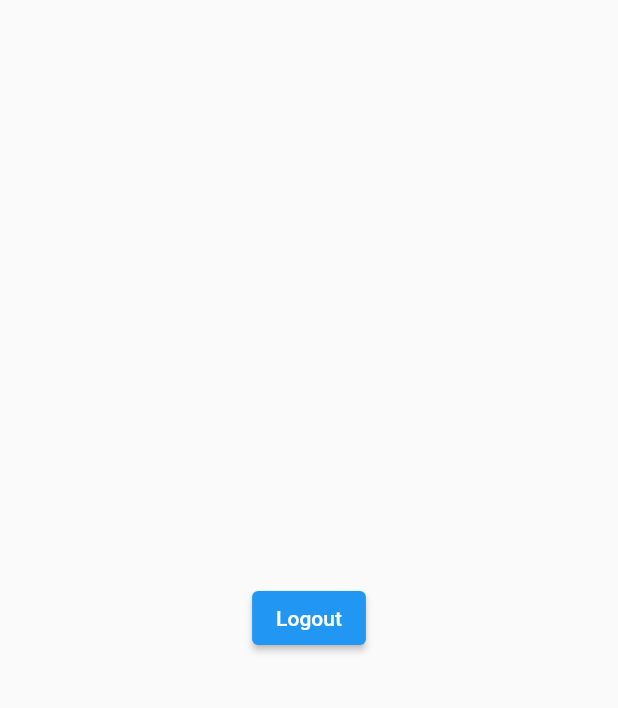
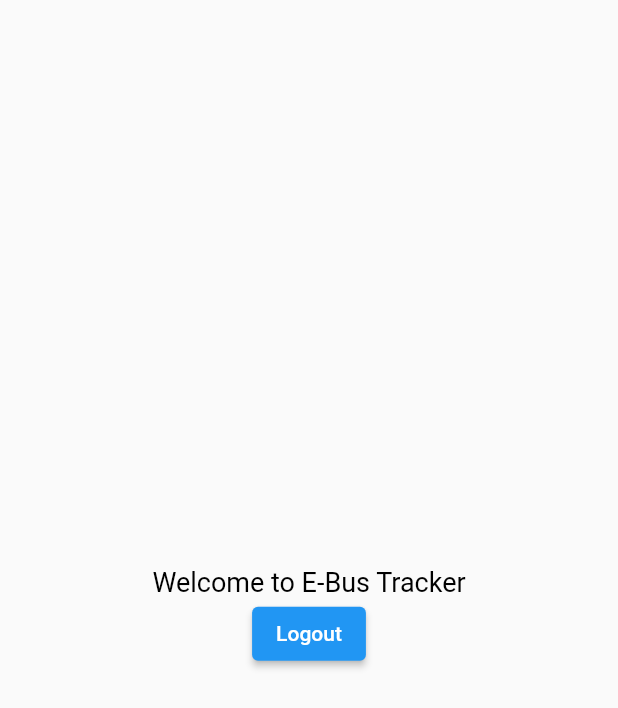
Before and after one commit to SLMRukais99/e_bus_tracker, a Flutter app: the HomeScreen screen opened by its route, on a phone screen of 412 x 824 dp. Shown: the top 708 px of the screen. Run offline on Flutter 3.47's test engine with Material 2 defaults, Android fonts, the light colour scheme and no system bars; our stand-ins replace firebase_auth, firebase_core; accounts and stored records are empty.

Commit message:
updated homepage

```diff
--- a/lib/home.dart
+++ b/lib/home.dart
@@ -13,14 +13,23 @@ class _HomeScreenState extends State<HomeScreen> {
   Widget build(BuildContext context) {
     return Scaffold(
       body: Center(
-        child: ElevatedButton(
-          child: Text("Logout"),
+        child: Column(
+          mainAxisAlignment: MainAxisAlignment.center,
+          children: [
+            Text(
+              "Welcome to E-Bus Tracker",
+              style: TextStyle(color: Colors.black, fontSize: 18),
+            ),
+            ElevatedButton(
               onPressed: () {
                 FirebaseAuth.instance.signOut().then((value) {
                   print("Signed Out");
                   Navigator.pushNamed(context, 'login');
                 });
               },
+              child: Text("Logout"),
+            )
+          ],
         ),
       ),
     );
```
Lines whose indentation alone changed are shown as unchanged.
